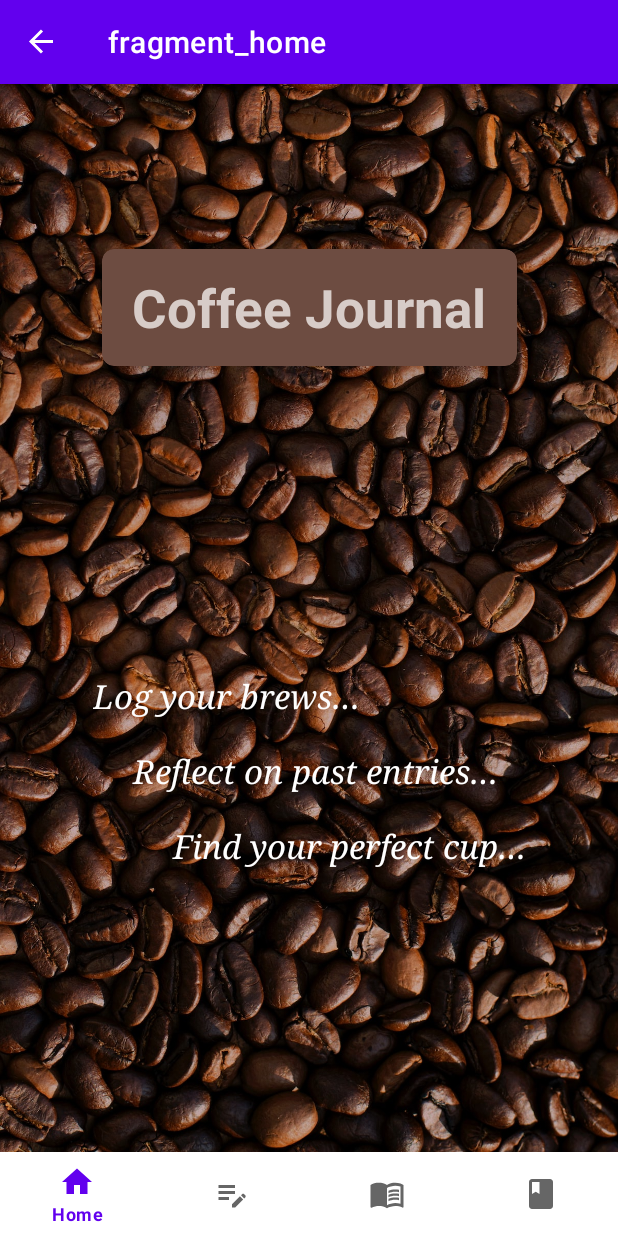
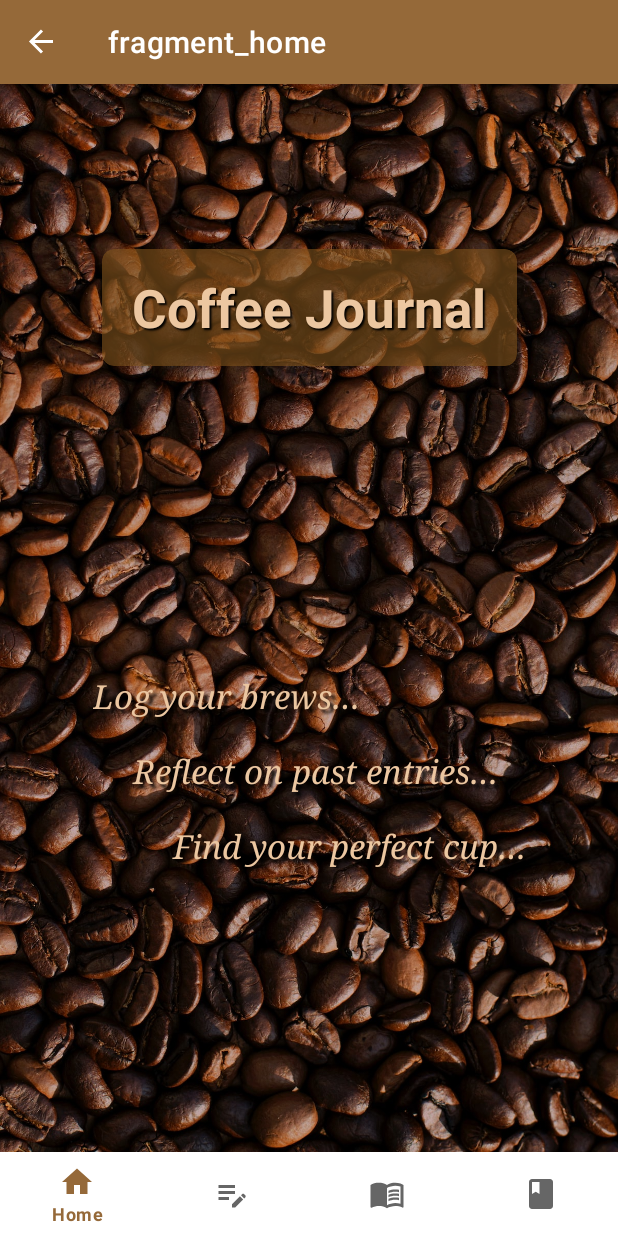
Before and after one commit to limepixl/CoffeeJournal_196068, an Android app: the screen it shows after launch (MainActivity), on a phone screen of 412 x 824 dp. Run offline under Robolectric (Android 15) with nearby library versions, the phone set to English and light mode, and no system bars; our stand-ins replace navigation-ui.

Commit message:
Changed Home screen a bit and changed default theme to brown color pallette

```diff
--- a/app/src/main/res/layout/fragment_home.xml
+++ b/app/src/main/res/layout/fragment_home.xml
@@ -28,7 +28,7 @@
         android:layout_height="wrap_content"
         android:layout_marginBottom="24dp"
         android:alpha="1"
-        app:cardBackgroundColor="#6D4C41"
+        app:cardBackgroundColor="#9E7D511C"
         app:cardCornerRadius="8dp"
         app:cardElevation="100dp"
         app:layout_constraintBottom_toBottomOf="parent"
@@ -43,9 +43,14 @@
             android:layout_height="wrap_content"
             android:layout_marginHorizontal="20dp"
             android:layout_marginVertical="15dp"
+            android:alpha="1"
+            android:shadowColor="@color/black"
+            android:shadowDx="2"
+            android:shadowDy="2"
+            android:shadowRadius="1"
             android:text="@string/home_title_text"
             android:textAppearance="@style/TextAppearance.AppCompat.Display1"
-            android:textColor="#D7CCC8"
+            android:textColor="@color/brown_100"
             android:textSize="35sp"
             android:textStyle="bold"
             android:typeface="normal" />
@@ -56,11 +61,12 @@
         android:layout_width="wrap_content"
         android:layout_height="wrap_content"
         android:outlineProvider="none"
-        android:shadowColor="#000000"
-        android:shadowDx="5"
-        android:shadowDy="5"
+        android:shadowColor="@color/black"
+        android:shadowDx="4"
+        android:shadowDy="4"
+        android:shadowRadius="2"
         android:text="@string/home_intro_text"
-        android:textColor="#FFFFFF"
+        android:textColor="@color/brown_100"
         android:textSize="22sp"
         android:textStyle="italic"
         android:typeface="serif"
--- a/app/src/main/res/values/colors.xml
+++ b/app/src/main/res/values/colors.xml
@@ -8,4 +8,11 @@
     <color name="black">#FF000000</color>
     <color name="white">#FFFFFFFF</color>
     <color name="bgBottomNavigation">#947342</color>
+    <color name="brown_500">#7D511C</color>
+    <color name="brown_400">#956939</color>
+    <color name="brown_300">#ad8356</color>
+    <color name="brown_200">#cea47d</color>
+    <color name="brown_100">#ecc7a1</color>
+    <color name="lime_800">#8FA333</color>
+    <color name="lime_200">#d9f2a4</color>
 </resources>
--- a/app/src/main/res/values/themes.xml
+++ b/app/src/main/res/values/themes.xml
@@ -2,12 +2,12 @@
     <!-- Base application theme. -->
     <style name="Theme.CoffeeJournal" parent="Theme.MaterialComponents.DayNight.DarkActionBar">
         <!-- Primary brand color. -->
-        <item name="colorPrimary">@color/purple_500</item>
-        <item name="colorPrimaryVariant">@color/purple_700</item>
+        <item name="colorPrimary">@color/brown_400</item>
+        <item name="colorPrimaryVariant">@color/brown_500</item>
         <item name="colorOnPrimary">@color/white</item>
         <!-- Secondary brand color. -->
-        <item name="colorSecondary">@color/teal_200</item>
-        <item name="colorSecondaryVariant">@color/teal_700</item>
+        <item name="colorSecondary">@color/lime_800</item>
+        <item name="colorSecondaryVariant">@color/lime_200</item>
         <item name="colorOnSecondary">@color/black</item>
         <!-- Status bar color. -->
         <item name="android:statusBarColor">?attr/colorPrimaryVariant</item>
```
